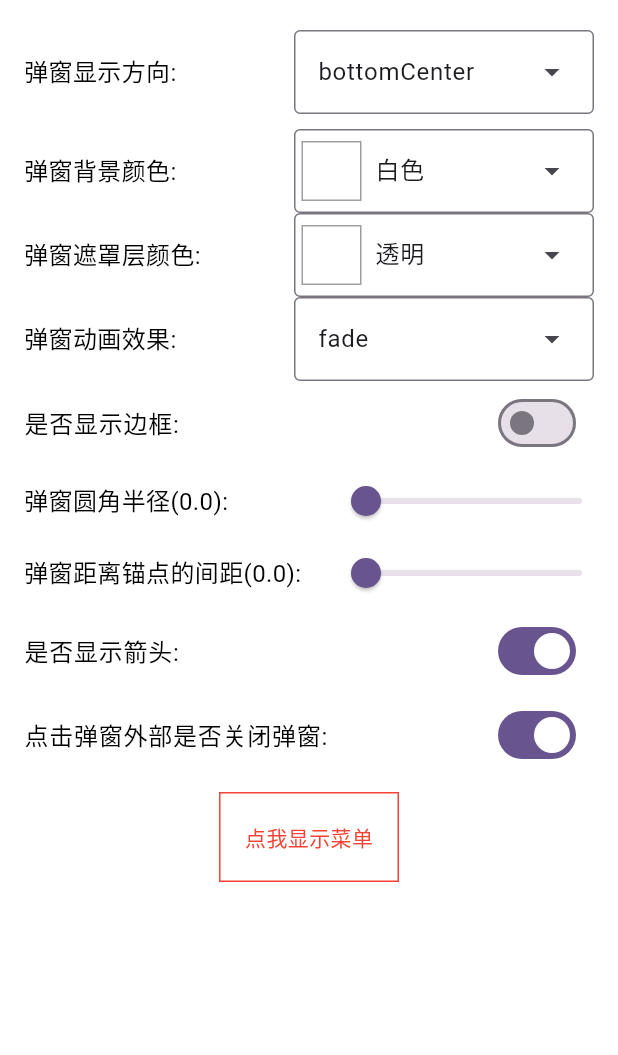
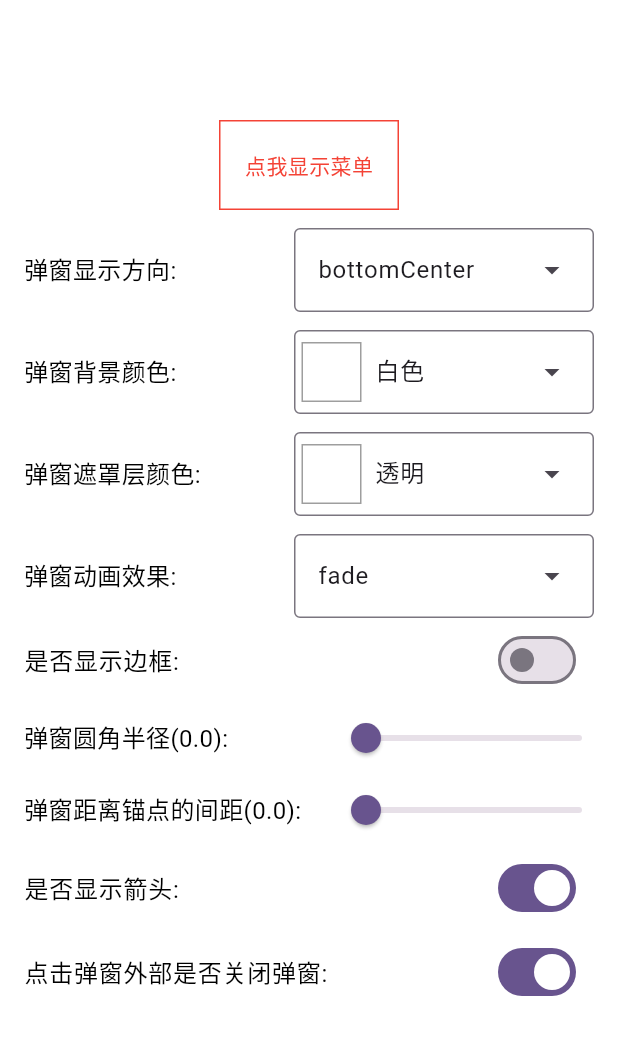
Before and after one commit to kongpf8848/bubble_popup_window, a Flutter app: the BasicExample screen opened directly, on a phone screen of 412 x 824 dp, the part 84-1139 px from its top. Run offline on Flutter 3.47's test engine with Material 3 defaults, Android fonts, the phone set to English and light mode, and no system bars.

Commit message:
update example add screenshot

```diff
--- a/example/lib/pages/basic_example.dart
+++ b/example/lib/pages/basic_example.dart
@@ -76,7 +76,11 @@ class _BasicExampleState extends State<BasicExample> {
       mainAxisSize: MainAxisSize.min,
       children: [
         const SizedBox(
-          height: 20,
+          height: 80,
+        ),
+        _button(),
+        const SizedBox(
+          height: 12,
         ),
         Padding(
           padding: const EdgeInsets.symmetric(horizontal: 16.0),
@@ -109,7 +113,7 @@ class _BasicExampleState extends State<BasicExample> {
           ),
         ),
         const SizedBox(
-          height: 10,
+          height: 12,
         ),
         Padding(
           padding: const EdgeInsets.symmetric(horizontal: 16.0),
@@ -161,6 +165,9 @@ class _BasicExampleState extends State<BasicExample> {
             ],
           ),
         ),
+        const SizedBox(
+          height: 12,
+        ),
         Padding(
           padding: const EdgeInsets.symmetric(horizontal: 16.0),
           child: Row(
@@ -208,6 +215,9 @@ class _BasicExampleState extends State<BasicExample> {
               )
             ],
           ),
+        ),
+        const SizedBox(
+          height: 12,
         ),
         Padding(
           padding: const EdgeInsets.symmetric(horizontal: 16.0),
@@ -417,11 +427,7 @@ class _BasicExampleState extends State<BasicExample> {
           },
         ),
         const SizedBox(
-          height: 10,
-        ),
-        _button(),
-        const SizedBox(
-          height: 150,
+          height: 20,
         ),
       ],
     ));
```
Also changed, not shown: 1 other file.
